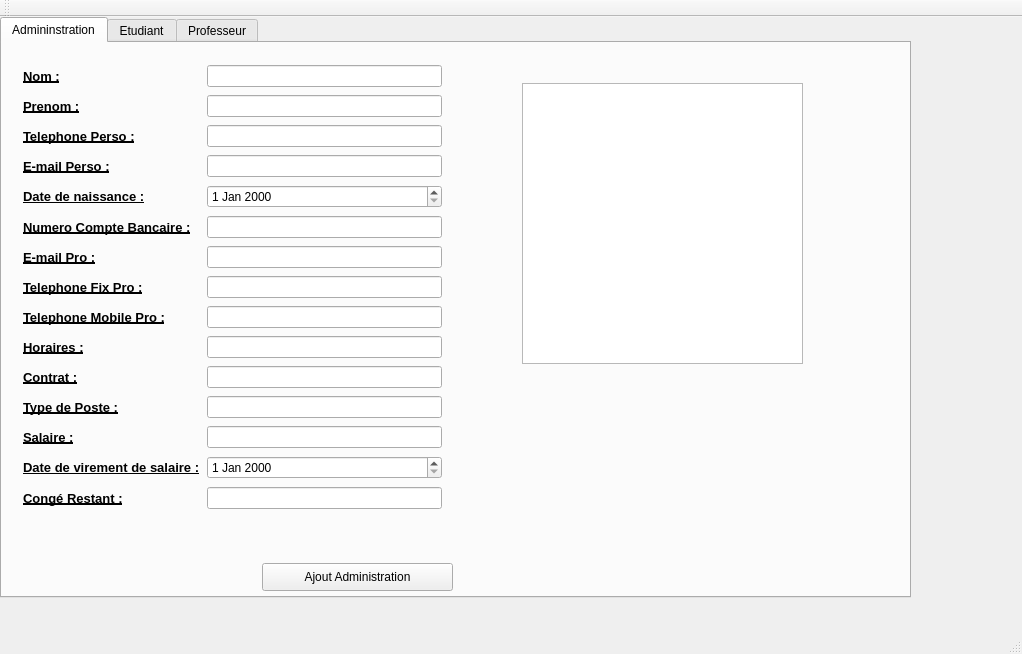
This is AppObjetQT/mainwindow.ui in Mrgove10/AppliObjetVS as Qt 5 draws it before an edit. The edited form follows.
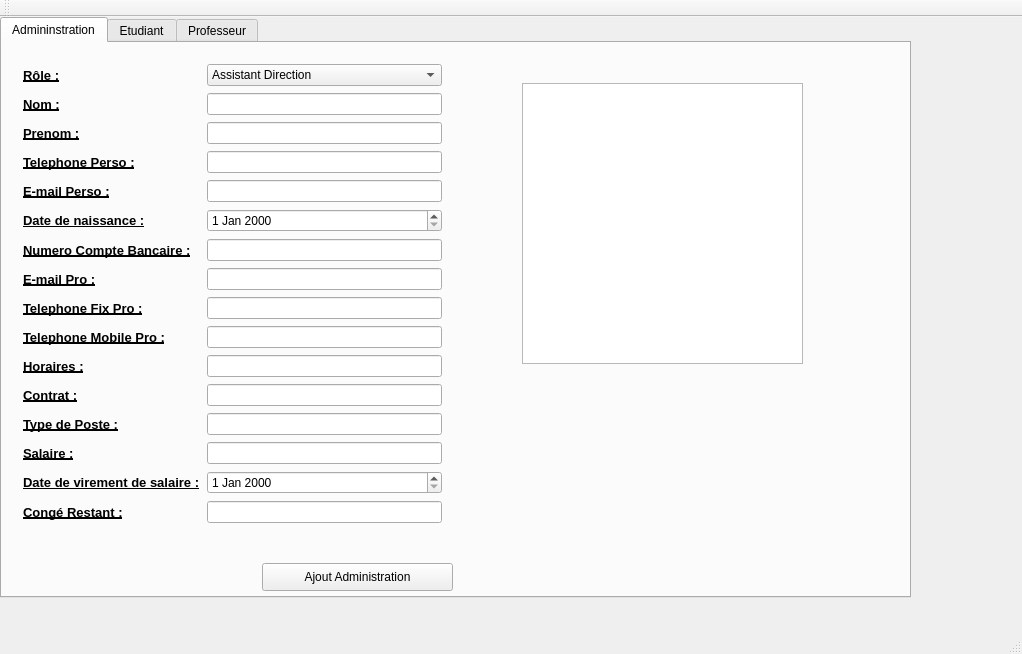
This is the edited form. Icons and pictures are not drawn.

Commit message: add rôle admin .ui

Diff of the .ui file:
```diff
--- a/AppObjetQT/mainwindow.ui
+++ b/AppObjetQT/mainwindow.ui
@@ -43,11 +43,18 @@
        <property name="spacing">
         <number>7</number>
        </property>
-       <item row="14" column="1">
+       <item row="15" column="1">
         <widget class="QLineEdit" name="adminCongeRestant"/>
        </item>
-       <item row="13" column="0">
-        <widget class="QLabel" name="label_28">
+       <item row="9" column="1">
+        <widget class="QLineEdit" name="adminTelMobilePro">
+         <property name="text">
+          <string/>
+         </property>
+        </widget>
+       </item>
+       <item row="8" column="0">
+        <widget class="QLabel" name="label_24">
          <property name="font">
           <font>
            <pointsize>10</pointsize>
@@ -57,14 +64,119 @@
           </font>
          </property>
          <property name="text">
-          <string>Date de virement de salaire :</string>
+          <string>Telephone Fix Pro :</string>
          </property>
         </widget>
        </item>
+       <item row="9" column="0">
+        <widget class="QLabel" name="label_25">
+         <property name="font">
+          <font>
+           <pointsize>10</pointsize>
+           <weight>75</weight>
+           <bold>true</bold>
+           <underline>true</underline>
+          </font>
+         </property>
+         <property name="text">
+          <string>Telephone Mobile Pro :</string>
+         </property>
+        </widget>
+       </item>
+       <item row="6" column="1">
+        <widget class="QLineEdit" name="adminNumCompteBancaire">
+         <property name="text">
+          <string/>
+         </property>
+        </widget>
+       </item>
+       <item row="7" column="1">
+        <widget class="QLineEdit" name="adminEmailPro">
+         <property name="text">
+          <string/>
+         </property>
+        </widget>
+       </item>
+       <item row="11" column="1">
+        <widget class="QLineEdit" name="adminContrat"/>
+       </item>
        <item row="13" column="1">
-        <widget class="QDateEdit" name="adminDateVirementSalaire"/>
+        <widget class="QLineEdit" name="adminSalaire"/>
        </item>
-       <item row="14" column="0">
+       <item row="10" column="1">
+        <widget class="QLineEdit" name="adminHoraires"/>
+       </item>
+       <item row="11" column="0">
+        <widget class="QLabel" name="label_27">
+         <property name="font">
+          <font>
+           <pointsize>10</pointsize>
+           <weight>75</weight>
+           <bold>true</bold>
+           <underline>true</underline>
+          </font>
+         </property>
+         <property name="text">
+          <string>Contrat :</string>
+         </property>
+        </widget>
+       </item>
+       <item row="12" column="1">
+        <widget class="QLineEdit" name="adminTypePoste"/>
+       </item>
+       <item row="13" column="0">
+        <widget class="QLabel" name="label_31">
+         <property name="font">
+          <font>
+           <pointsize>10</pointsize>
+           <weight>75</weight>
+           <bold>true</bold>
+           <underline>true</underline>
+          </font>
+         </property>
+         <property name="text">
+          <string>Salaire :</string>
+         </property>
+        </widget>
+       </item>
+       <item row="12" column="0">
+        <widget class="QLabel" name="label_30">
+         <property name="font">
+          <font>
+           <pointsize>10</pointsize>
+           <weight>75</weight>
+           <bold>true</bold>
+           <underline>true</underline>
+          </font>
+         </property>
+         <property name="text">
+          <string>Type de Poste :</string>
+         </property>
+        </widget>
+       </item>
+       <item row="1" column="0">
+        <widget class="QLabel" name="label_17">
+         <property name="font">
+          <font>
+           <pointsize>10</pointsize>
+           <weight>75</weight>
+           <bold>true</bold>
+           <underline>true</underline>
+           <strikeout>false</strikeout>
+          </font>
+         </property>
+         <property name="lineWidth">
+          <number>1</number>
+         </property>
+         <property name="text">
+          <string>Nom :</string>
+         </property>
+        </widget>
+       </item>
+       <item row="4" column="1">
+        <widget class="QLineEdit" name="adminEmailPerso"/>
+       </item>
+       <item row="15" column="0">
         <widget class="QLabel" name="label_29">
          <property name="font">
           <font>
@@ -79,7 +191,25 @@
          </property>
         </widget>
        </item>
-       <item row="9" column="0">
+       <item row="14" column="1">
+        <widget class="QDateEdit" name="adminDateVirementSalaire"/>
+       </item>
+       <item row="14" column="0">
+        <widget class="QLabel" name="label_28">
+         <property name="font">
+          <font>
+           <pointsize>10</pointsize>
+           <weight>75</weight>
+           <bold>true</bold>
+           <underline>true</underline>
+          </font>
+         </property>
+         <property name="text">
+          <string>Date de virement de salaire :</string>
+         </property>
+        </widget>
+       </item>
+       <item row="10" column="0">
         <widget class="QLabel" name="label_26">
          <property name="font">
           <font>
@@ -94,34 +224,16 @@
          </property>
         </widget>
        </item>
-       <item row="3" column="1">
-        <widget class="QLineEdit" name="adminEmailPerso"/>
-       </item>
-       <item row="0" column="1">
+       <item row="1" column="1">
         <widget class="QLineEdit" name="adminNom"/>
        </item>
        <item row="2" column="1">
-        <widget class="QLineEdit" name="adminTelPerso"/>
-       </item>
-       <item row="1" column="1">
         <widget class="QLineEdit" name="adminPrenom"/>
        </item>
-       <item row="2" column="0">
-        <widget class="QLabel" name="label_19">
-         <property name="font">
-          <font>
-           <pointsize>10</pointsize>
-           <weight>75</weight>
-           <bold>true</bold>
-           <underline>true</underline>
-          </font>
-         </property>
-         <property name="text">
-          <string>Telephone Perso :</string>
-         </property>
-        </widget>
+       <item row="3" column="1">
+        <widget class="QLineEdit" name="adminTelPerso"/>
        </item>
-       <item row="1" column="0">
+       <item row="2" column="0">
         <widget class="QLabel" name="label_18">
          <property name="font">
           <font>
@@ -137,6 +249,21 @@
         </widget>
        </item>
        <item row="6" column="0">
+        <widget class="QLabel" name="label_23">
+         <property name="font">
+          <font>
+           <pointsize>10</pointsize>
+           <weight>75</weight>
+           <bold>true</bold>
+           <underline>true</underline>
+          </font>
+         </property>
+         <property name="text">
+          <string>Numero Compte Bancaire :</string>
+         </property>
+        </widget>
+       </item>
+       <item row="7" column="0">
         <widget class="QLabel" name="label_20">
          <property name="font">
           <font>
@@ -151,22 +278,40 @@
          </property>
         </widget>
        </item>
-       <item row="5" column="0">
-        <widget class="QLabel" name="label_23">
-         <property name="font">
-          <font>
-           <pointsize>10</pointsize>
-           <weight>75</weight>
-           <bold>true</bold>
-           <underline>true</underline>
-          </font>
-         </property>
-         <property name="text">
-          <string>Numero Compte Bancaire :</string>
-         </property>
-        </widget>
-       </item>
        <item row="3" column="0">
+        <widget class="QLabel" name="label_19">
+         <property name="font">
+          <font>
+           <pointsize>10</pointsize>
+           <weight>75</weight>
+           <bold>true</bold>
+           <underline>true</underline>
+          </font>
+         </property>
+         <property name="text">
+          <string>Telephone Perso :</string>
+         </property>
+        </widget>
+       </item>
+       <item row="5" column="0">
+        <widget class="QLabel" name="label_22">
+         <property name="font">
+          <font>
+           <pointsize>10</pointsize>
+           <weight>75</weight>
+           <bold>true</bold>
+           <underline>true</underline>
+          </font>
+         </property>
+         <property name="text">
+          <string>Date de naissance :</string>
+         </property>
+        </widget>
+       </item>
+       <item row="5" column="1">
+        <widget class="QDateEdit" name="adminDateNaissance"/>
+       </item>
+       <item row="4" column="0">
         <widget class="QLabel" name="label_21">
          <property name="font">
           <font>
@@ -181,155 +326,49 @@
          </property>
         </widget>
        </item>
-       <item row="4" column="1">
-        <widget class="QDateEdit" name="adminDateNaissance"/>
-       </item>
-       <item row="4" column="0">
-        <widget class="QLabel" name="label_22">
-         <property name="font">
-          <font>
-           <pointsize>10</pointsize>
-           <weight>75</weight>
-           <bold>true</bold>
-           <underline>true</underline>
-          </font>
-         </property>
-         <property name="text">
-          <string>Date de naissance :</string>
-         </property>
-        </widget>
-       </item>
-       <item row="7" column="1">
+       <item row="8" column="1">
         <widget class="QLineEdit" name="adminTelFixPro">
          <property name="text">
           <string/>
          </property>
         </widget>
        </item>
-       <item row="7" column="0">
-        <widget class="QLabel" name="label_24">
-         <property name="font">
-          <font>
-           <pointsize>10</pointsize>
-           <weight>75</weight>
-           <bold>true</bold>
-           <underline>true</underline>
-          </font>
-         </property>
-         <property name="text">
-          <string>Telephone Fix Pro :</string>
-         </property>
-        </widget>
-       </item>
-       <item row="8" column="0">
-        <widget class="QLabel" name="label_25">
-         <property name="font">
-          <font>
-           <pointsize>10</pointsize>
-           <weight>75</weight>
-           <bold>true</bold>
-           <underline>true</underline>
-          </font>
-         </property>
-         <property name="text">
-          <string>Telephone Mobile Pro :</string>
-         </property>
-        </widget>
-       </item>
-       <item row="6" column="1">
-        <widget class="QLineEdit" name="adminEmailPro">
-         <property name="text">
-          <string/>
-         </property>
-        </widget>
-       </item>
-       <item row="5" column="1">
-        <widget class="QLineEdit" name="adminNumCompteBancaire">
-         <property name="text">
-          <string/>
-         </property>
-        </widget>
-       </item>
-       <item row="8" column="1">
-        <widget class="QLineEdit" name="adminTelMobilePro">
-         <property name="text">
-          <string/>
-         </property>
-        </widget>
-       </item>
-       <item row="10" column="0">
-        <widget class="QLabel" name="label_27">
-         <property name="font">
-          <font>
-           <pointsize>10</pointsize>
-           <weight>75</weight>
-           <bold>true</bold>
-           <underline>true</underline>
-          </font>
-         </property>
-         <property name="text">
-          <string>Contrat :</string>
-         </property>
-        </widget>
-       </item>
-       <item row="12" column="1">
-        <widget class="QLineEdit" name="adminSalaire"/>
-       </item>
-       <item row="11" column="1">
-        <widget class="QLineEdit" name="adminTypePoste"/>
-       </item>
-       <item row="9" column="1">
-        <widget class="QLineEdit" name="adminHoraires"/>
-       </item>
-       <item row="10" column="1">
-        <widget class="QLineEdit" name="adminContrat"/>
-       </item>
-       <item row="11" column="0">
-        <widget class="QLabel" name="label_30">
-         <property name="font">
-          <font>
-           <pointsize>10</pointsize>
-           <weight>75</weight>
-           <bold>true</bold>
-           <underline>true</underline>
-          </font>
-         </property>
-         <property name="text">
-          <string>Type de Poste :</string>
-         </property>
-        </widget>
-       </item>
-       <item row="12" column="0">
-        <widget class="QLabel" name="label_31">
-         <property name="font">
-          <font>
-           <pointsize>10</pointsize>
-           <weight>75</weight>
-           <bold>true</bold>
-           <underline>true</underline>
-          </font>
-         </property>
-         <property name="text">
-          <string>Salaire :</string>
-         </property>
+       <item row="0" column="1">
+        <widget class="QComboBox" name="comboBox">
+         <item>
+          <property name="text">
+           <string>Assistant Direction</string>
+          </property>
+         </item>
+         <item>
+          <property name="text">
+           <string>Responsable Enseignement</string>
+          </property>
+         </item>
+         <item>
+          <property name="text">
+           <string>Responsable Entreprise</string>
+          </property>
+         </item>
+         <item>
+          <property name="text">
+           <string>Directeur</string>
+          </property>
+         </item>
         </widget>
        </item>
        <item row="0" column="0">
-        <widget class="QLabel" name="label_17">
+        <widget class="QLabel" name="label_35">
          <property name="font">
           <font>
            <pointsize>10</pointsize>
            <weight>75</weight>
            <bold>true</bold>
            <underline>true</underline>
-           <strikeout>false</strikeout>
           </font>
          </property>
-         <property name="lineWidth">
-          <number>1</number>
-         </property>
          <property name="text">
-          <string>Nom :</string>
+          <string>Rôle :</string>
          </property>
         </widget>
        </item>
```
Left out of the diff: 2 changed lines with no effect on the pictures.
